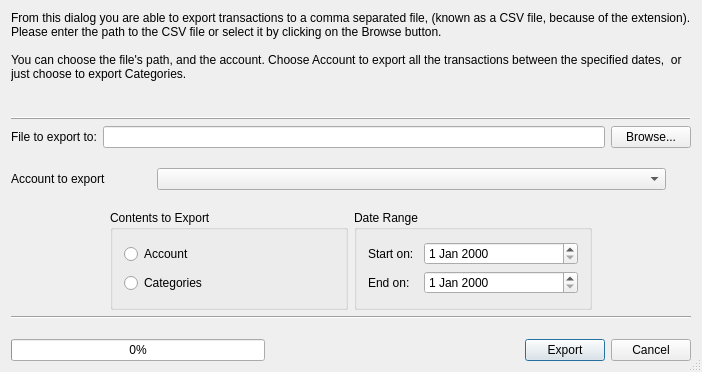
This is kmymoney/plugins/csvexport/csvexportdlg.ui in KDE/kmymoney as Qt 5 draws it before an edit. The edited form follows.
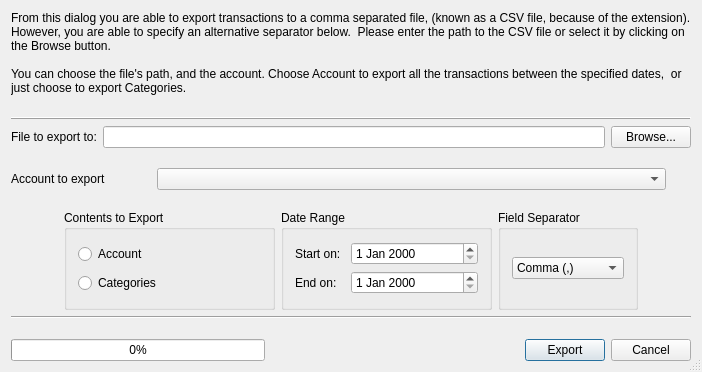
This is the edited form. Custom widgets are drawn as their Qt base class.

Commit message:
BUG:330737 Fix problem with hard-coded field separators, by adding selection to the UI. The use of a colon as field separator would clash with the category:subcategory use, so is excluded.
Export of Reinv and Div transactions is improved.

Diff of the .ui file:
```diff
--- a/kmymoney/plugins/csvexport/csvexportdlg.ui
+++ b/kmymoney/plugins/csvexport/csvexportdlg.ui
@@ -34,7 +34,7 @@
         </size>
        </property>
        <property name="text">
-        <string>From this dialog you are able to export transactions to a comma separated file, (known as a CSV file, because of the extension).  Please enter the path to the CSV file or select it by clicking on the Browse button.
+        <string>From this dialog you are able to export transactions to a comma separated file, (known as a CSV file, because of the extension).  However, you are able to specify an alternative separator below.  Please enter the path to the CSV file or select it by clicking on the Browse button.
 
 You can choose the file's path, and the account. Choose Account to export all the transactions between the specified dates,  or just choose to export Categories.</string>
        </property>
@@ -146,7 +146,7 @@
       </spacer>
      </item>
      <item>
-      <layout class="QHBoxLayout" name="horizontalLayout_3" stretch="5,12,12,5">
+      <layout class="QHBoxLayout" name="horizontalLayout_3" stretch="3,12,12,8,3">
        <item>
         <spacer name="horizontalSpacer_3">
          <property name="orientation">
@@ -264,6 +264,40 @@
          </layout>
         </widget>
        </item>
+       <item>
+        <widget class="QGroupBox" name="m_qgroupboxSeparator">
+         <property name="maximumSize">
+          <size>
+           <width>16777215</width>
+           <height>100</height>
+          </size>
+         </property>
+         <property name="title">
+          <string>Field Separator</string>
+         </property>
+         <layout class="QVBoxLayout" name="verticalLayout_2">
+          <item>
+           <widget class="QComboBox" name="m_separatorComboBox">
+            <item>
+             <property name="text">
+              <string>Comma (,)</string>
+             </property>
+            </item>
+            <item>
+             <property name="text">
+              <string>Semicolon (;)</string>
+             </property>
+            </item>
+            <item>
+             <property name="text">
+              <string>Tab (\t)</string>
+             </property>
+            </item>
+           </widget>
+          </item>
+         </layout>
+        </widget>
+       </item>
        <item>
         <spacer name="Spacer7">
          <property name="orientation">
```
The commit also changes 5 other files.
